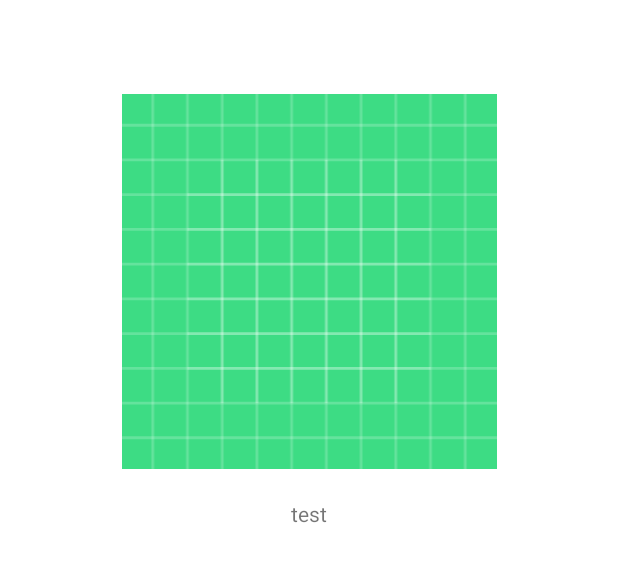
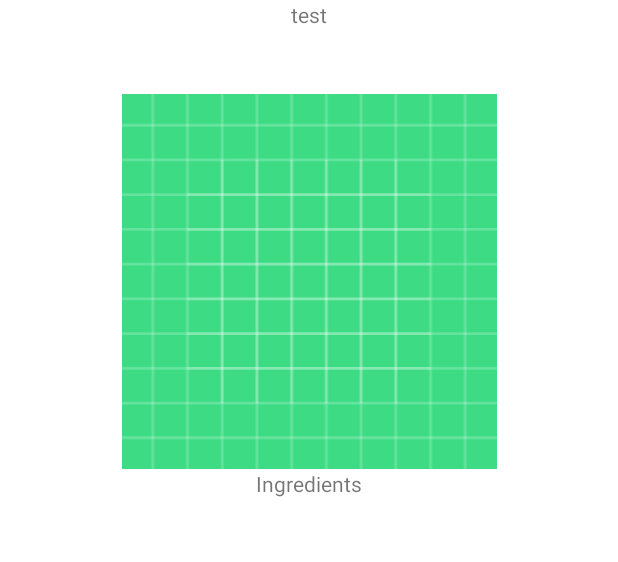
Before and after one commit to Fjedern/Drink_app, an Android app: the layout activity_show_drink_recipie.xml on its own in the app's theme, with its tools: preview values and no code run, on a phone screen of 412 x 824 dp. Shown: the top 562 px of the screen. Run offline under Robolectric (Android 15) with nearby library versions, the phone set to English and light mode, and no system bars.

Commit message:
Ingredients working

```diff
--- a/Drink_appAndroid/app/src/main/java/com/example/drink_app/network/SpecificDrink.kt
+++ b/Drink_appAndroid/app/src/main/java/com/example/drink_app/network/SpecificDrink.kt
@@ -104,7 +104,10 @@ data class SpecificDrink(
     @Json(name = "strCreativeCommonsConfirmed")
     val strCreativeCommonsConfirmed: String?,
     @Json(name = "dateModified")
-    val dateModified: String?
+    val dateModified: String?,
+
+    val ingredientList: List<String?> = mutableListOf(strIngredient1, strIngredient2, strIngredient3, strIngredient4, strIngredient5, strIngredient6, strIngredient7, strIngredient8, strIngredient9, strIngredient10, strIngredient11, strIngredient12, strIngredient13, strIngredient14, strIngredient15)
+
 )
 
 data class DrinkResponseSpecificDrink(@Json(name = "drinks") val drinkByName : List<SpecificDrink>)
--- a/Drink_appAndroid/app/src/main/res/layout/activity_main.xml
+++ b/Drink_appAndroid/app/src/main/res/layout/activity_main.xml
@@ -11,14 +11,14 @@
         android:layout_width="wrap_content"
         android:layout_height="wrap_content"
         android:orientation="horizontal"
-        app:layout_constraintGuide_percent="0.5" />
+        app:layout_constraintGuide_percent="0.1" />
 
     <androidx.constraintlayout.widget.Guideline
         android:id="@+id/guideline3"
         android:layout_width="wrap_content"
         android:layout_height="wrap_content"
         android:orientation="horizontal"
-        app:layout_constraintGuide_percent="0.60" />
+        app:layout_constraintGuide_percent="0.2" />
 
     <Button
         android:id="@+id/btn_inventory"
--- a/Drink_appAndroid/app/src/main/res/layout/activity_show_drink_recipie.xml
+++ b/Drink_appAndroid/app/src/main/res/layout/activity_show_drink_recipie.xml
@@ -12,12 +12,12 @@
         android:layout_width="0dp"
         android:layout_height="wrap_content"
         android:layout_marginTop="10dp"
+        android:gravity="center"
         android:textSize="24sp"
         app:layout_constraintEnd_toEndOf="parent"
         app:layout_constraintStart_toStartOf="parent"
         app:layout_constraintTop_toTopOf="parent"
-        tools:textAlignment="center"
-        android:gravity="center" />
+        tools:textAlignment="center" />
 
     <ImageView
         android:id="@+id/iv_drink_image"
@@ -34,10 +34,38 @@
         android:id="@+id/tv_how_to_do_description"
         android:layout_width="0dp"
         android:layout_height="wrap_content"
-        android:layout_marginTop="20dp"
         android:text="test"
         android:textAlignment="center"
         app:layout_constraintEnd_toEndOf="parent"
+        app:layout_constraintHorizontal_bias="1.0"
+        app:layout_constraintStart_toStartOf="parent"
+        tools:layout_editor_absoluteY="696dp" />
+
+    <androidx.constraintlayout.widget.Guideline
+        android:id="@+id/guideline6"
+        android:layout_width="wrap_content"
+        android:layout_height="wrap_content"
+        android:orientation="horizontal"
+        app:layout_constraintGuide_percent="0.52" />
+
+    <LinearLayout
+        android:id="@+id/LL_ingredients"
+        android:layout_width="0dp"
+        android:layout_height="0dp"
+        android:orientation="horizontal"
+        app:layout_constraintBottom_toTopOf="@+id/guideline6"
+        app:layout_constraintEnd_toEndOf="parent"
+        app:layout_constraintHorizontal_bias="1.0"
+        app:layout_constraintStart_toStartOf="parent"
+        app:layout_constraintTop_toBottomOf="@+id/textView2"></LinearLayout>
+
+    <TextView
+        android:id="@+id/textView2"
+        android:layout_width="wrap_content"
+        android:layout_height="wrap_content"
+        android:text="Ingredients"
+        app:layout_constraintEnd_toEndOf="parent"
         app:layout_constraintStart_toStartOf="parent"
         app:layout_constraintTop_toBottomOf="@+id/iv_drink_image" />
+
 </androidx.constraintlayout.widget.ConstraintLayout>
```
Also changed, not shown: Drink_appAndroid/app/src/main/java/com/example/drink_app/ShowDrinkRecipe.kt (+27 -12 lines).
